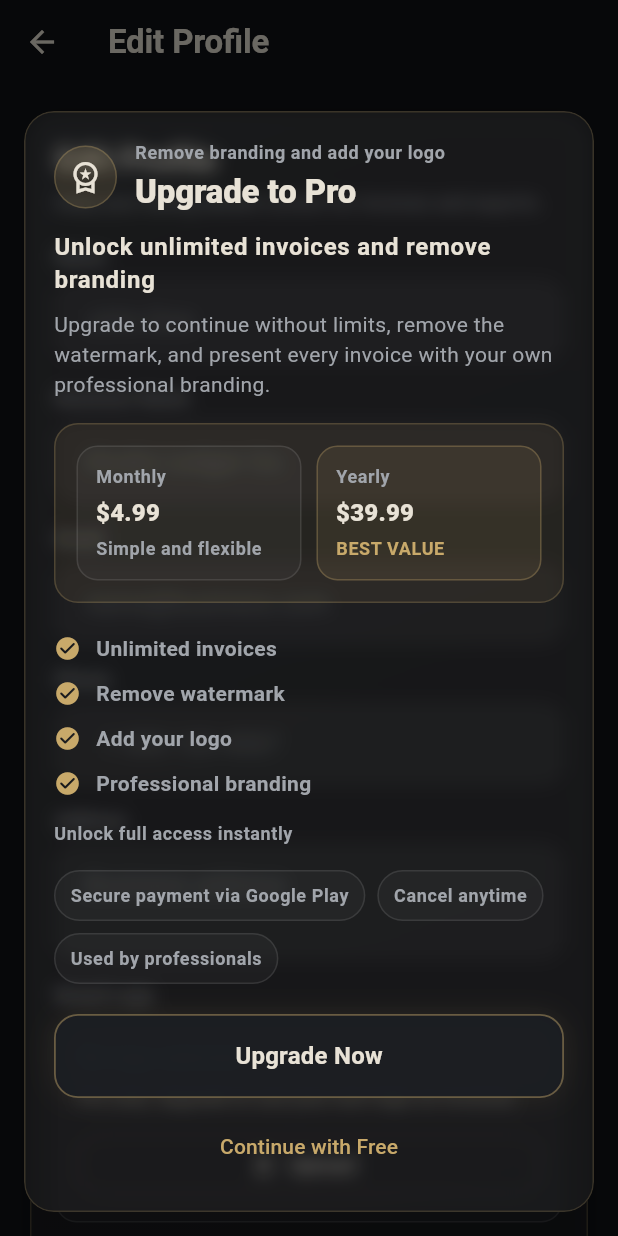
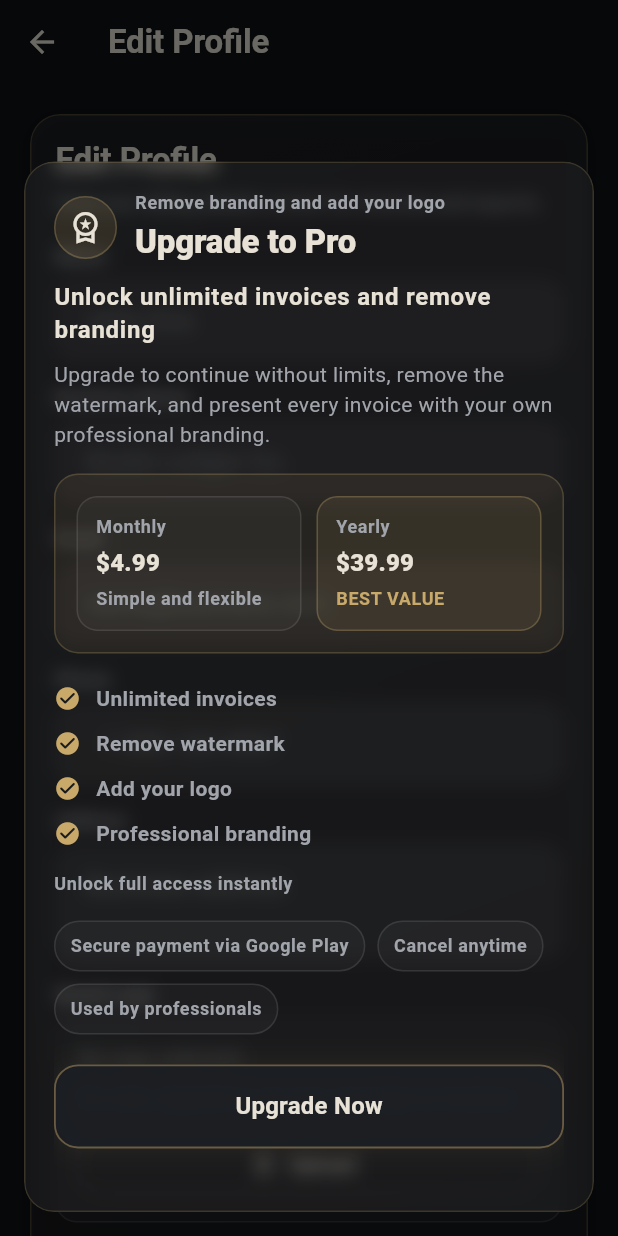
Before and after one commit to fessykhan699-cmyk/REMINDER, a Flutter app: the EditProfileScreen screen opened directly, after a tap on "Upload", on a phone screen of 412 x 824 dp. Run offline on Flutter 3.47's test engine with Material 3 defaults, Android fonts, the phone set to English and light mode, and no system bars; our stand-ins replace flutter_local_notifications, flutter_riverpod, go_router, hive, hive_flutter, image_picker and 7 more; missing offline and left inert: in_app_purchase_android; accounts and stored records are empty.

```diff
--- a/lib/features/subscription/presentation/widgets/upgrade_prompt_sheet.dart
+++ b/lib/features/subscription/presentation/widgets/upgrade_prompt_sheet.dart
@@ -63,8 +63,13 @@ class _UpgradePromptSheet extends StatelessWidget {
       top: false,
       child: Padding(
         padding: EdgeInsets.fromLTRB(16, 16, 16, 16 + viewInsets.bottom),
+        child: ConstrainedBox(
+          constraints: BoxConstraints(
+            maxHeight: MediaQuery.sizeOf(context).height * 0.85,
+          ),
           child: PremiumFrostedCard(
             padding: const EdgeInsets.fromLTRB(20, 20, 20, 20),
+            child: SingleChildScrollView(
               child: Column(
                 mainAxisSize: MainAxisSize.min,
                 crossAxisAlignment: CrossAxisAlignment.start,
@@ -239,6 +244,8 @@ class _UpgradePromptSheet extends StatelessWidget {
               ),
             ),
           ),
+        ),
+      ),
     );
   }
 }
```
Lines whose indentation alone changed are shown as unchanged.
